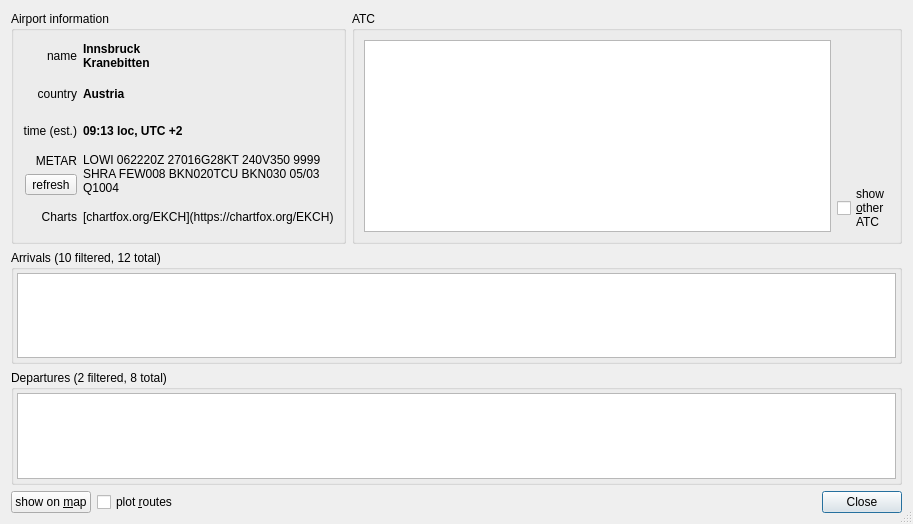
Qt form src/AirportDetails.ui (qutescoop/qutescoop) before a commit.
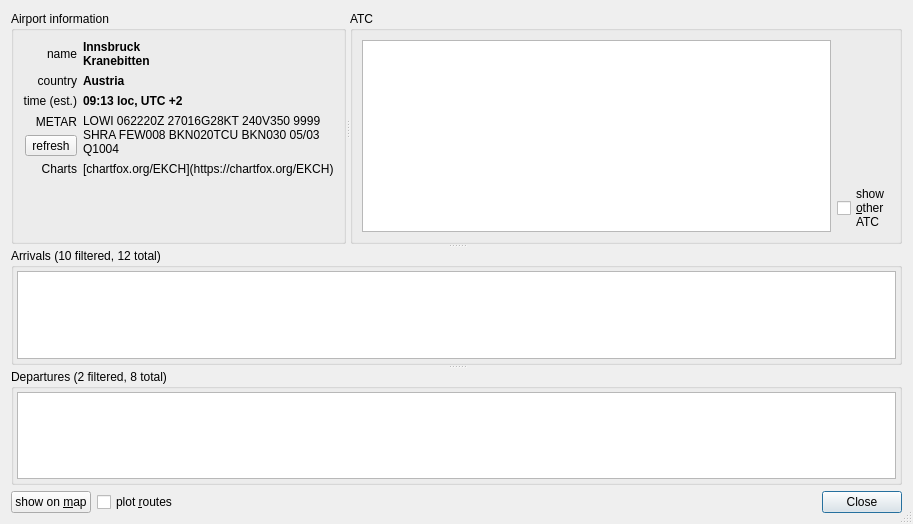
The same form after that commit. Icons and pictures are not drawn.

Commit message:
[FEATURE] allow to control layout of airport dialog
This adds splitters between all shown panels. Those allow to adjust the
size distribution or hide of the panels.

The edit to the form file:
```diff
--- a/src/AirportDetails.ui
+++ b/src/AirportDetails.ui
@@ -22,8 +22,14 @@
   </property>
   <layout class="QVBoxLayout" name="_2">
    <item>
-    <layout class="QHBoxLayout" name="horizontalLayout">
-     <item>
+    <widget class="QSplitter" name="splitter_2">
+     <property name="orientation">
+      <enum>Qt::Vertical</enum>
+     </property>
+     <widget class="QSplitter" name="splitter">
+      <property name="orientation">
+       <enum>Qt::Horizontal</enum>
+      </property>
       <widget class="QGroupBox" name="groupBoxInfo">
        <property name="title">
         <string>Airport information</string>
@@ -31,7 +37,7 @@
        <property name="alignment">
         <set>Qt::AlignLeading|Qt::AlignLeft|Qt::AlignTop</set>
        </property>
-       <layout class="QGridLayout" name="gridLayout" columnstretch="0,0">
+       <layout class="QGridLayout" name="gridLayout" columnstretch="0,1">
         <item row="1" column="1">
          <widget class="QLabel" name="lblCountry">
           <property name="font">
@@ -44,50 +50,6 @@
           </property>
          </widget>
         </item>
-        <item row="2" column="1">
-         <widget class="QLabel" name="lblTime">
-          <property name="font">
-           <font>
-            <bold>true</bold>
-           </font>
-          </property>
-          <property name="toolTip">
-           <string>local time simply estimated by longitude</string>
-          </property>
-          <property name="text">
-           <string>09:13 loc, UTC +2</string>
-          </property>
-         </widget>
-        </item>
-        <item row="0" column="0">
-         <widget class="QLabel" name="label_4">
-          <property name="autoFillBackground">
-           <bool>false</bool>
-          </property>
-          <property name="text">
-           <string>name</string>
-          </property>
-          <property name="alignment">
-           <set>Qt::AlignRight|Qt::AlignTrailing|Qt::AlignVCenter</set>
-          </property>
-         </widget>
-        </item>
-        <item row="3" column="1">
-         <widget class="QLabel" name="lblMetar">
-          <property name="text">
-           <string>LOWI 062220Z 27016G28KT 240V350 9999 SHRA FEW008 BKN020TCU BKN030 05/03 Q1004</string>
-          </property>
-          <property name="alignment">
-           <set>Qt::AlignLeading|Qt::AlignLeft|Qt::AlignTop</set>
-          </property>
-          <property name="wordWrap">
-           <bool>true</bool>
-          </property>
-          <property name="textInteractionFlags">
-           <set>Qt::LinksAccessibleByMouse|Qt::TextSelectableByMouse</set>
-          </property>
-         </widget>
-        </item>
         <item row="4" column="1">
          <widget class="QLabel" name="lblCharts">
           <property name="text">
@@ -101,6 +63,47 @@
           </property>
          </widget>
         </item>
+        <item row="3" column="1">
+         <widget class="QLabel" name="lblMetar">
+          <property name="text">
+           <string>LOWI 062220Z 27016G28KT 240V350 9999 SHRA FEW008 BKN020TCU BKN030 05/03 Q1004</string>
+          </property>
+          <property name="alignment">
+           <set>Qt::AlignLeading|Qt::AlignLeft|Qt::AlignTop</set>
+          </property>
+          <property name="wordWrap">
+           <bool>true</bool>
+          </property>
+          <property name="textInteractionFlags">
+           <set>Qt::LinksAccessibleByMouse|Qt::TextSelectableByMouse</set>
+          </property>
+         </widget>
+        </item>
+        <item row="2" column="1">
+         <widget class="QLabel" name="lblTime">
+          <property name="font">
+           <font>
+            <bold>true</bold>
+           </font>
+          </property>
+          <property name="toolTip">
+           <string>local time simply estimated by longitude</string>
+          </property>
+          <property name="text">
+           <string>09:13 loc, UTC +2</string>
+          </property>
+         </widget>
+        </item>
+        <item row="4" column="0">
+         <widget class="QLabel" name="_lblCharts">
+          <property name="text">
+           <string>Charts</string>
+          </property>
+          <property name="alignment">
+           <set>Qt::AlignRight|Qt::AlignTrailing|Qt::AlignVCenter</set>
+          </property>
+         </widget>
+        </item>
         <item row="3" column="0">
          <widget class="QWidget" name="verticalWidgetMetar" native="true">
           <layout class="QVBoxLayout" name="verticalLayoutMetar">
@@ -153,29 +156,6 @@
           </layout>
          </widget>
         </item>
-        <item row="4" column="0">
-         <widget class="QLabel" name="_lblCharts">
-          <property name="text">
-           <string>Charts</string>
-          </property>
-          <property name="alignment">
-           <set>Qt::AlignRight|Qt::AlignTrailing|Qt::AlignVCenter</set>
-          </property>
-         </widget>
-        </item>
-        <item row="2" column="0">
-         <widget class="QLabel" name="label_6">
-          <property name="toolTip">
-           <string>local time simply estimated by longitude</string>
-          </property>
-          <property name="text">
-           <string>time (est.)</string>
-          </property>
-          <property name="alignment">
-           <set>Qt::AlignRight|Qt::AlignTrailing|Qt::AlignVCenter</set>
-          </property>
-         </widget>
-        </item>
         <item row="1" column="0">
          <widget class="QLabel" name="label_5">
           <property name="text">
@@ -199,10 +179,47 @@
           </property>
          </widget>
         </item>
+        <item row="0" column="0">
+         <widget class="QLabel" name="label_4">
+          <property name="autoFillBackground">
+           <bool>false</bool>
+          </property>
+          <property name="text">
+           <string>name</string>
+          </property>
+          <property name="alignment">
+           <set>Qt::AlignRight|Qt::AlignTrailing|Qt::AlignVCenter</set>
+          </property>
+         </widget>
+        </item>
+        <item row="2" column="0">
+         <widget class="QLabel" name="label_6">
+          <property name="toolTip">
+           <string>local time simply estimated by longitude</string>
+          </property>
+          <property name="text">
+           <string>time (est.)</string>
+          </property>
+          <property name="alignment">
+           <set>Qt::AlignRight|Qt::AlignTrailing|Qt::AlignVCenter</set>
+          </property>
+         </widget>
+        </item>
+        <item row="5" column="0">
+         <spacer name="verticalSpacer">
+          <property name="orientation">
+           <enum>Qt::Vertical</enum>
+          </property>
+          <property name="sizeHint" stdset="0">
+           <size>
+            <width>20</width>
+            <height>40</height>
+           </size>
+          </property>
+         </spacer>
+        </item>
        </layout>
       </widget>
-     </item>
-     <item>
       <widget class="QGroupBox" name="groupBoxAtc">
        <property name="sizePolicy">
         <sizepolicy hsizetype="Preferred" vsizetype="Minimum">
@@ -279,10 +296,7 @@
         </item>
        </layout>
       </widget>
-     </item>
-    </layout>
-   </item>
-   <item>
+     </widget>
     <widget class="QGroupBox" name="groupBoxArrivals">
      <property name="toolTip">
       <string>numbers reflect the Preferences/Display (airports)/traffic visualization settings</string>
@@ -327,8 +341,6 @@
       </item>
      </layout>
     </widget>
-   </item>
-   <item>
     <widget class="QGroupBox" name="groupBoxDepartures">
      <property name="toolTip">
       <string>numbers reflect the Preferences/Display (airports)/traffic visualization settings</string>
@@ -372,6 +384,7 @@
        </widget>
       </item>
      </layout>
+     </widget>
     </widget>
    </item>
    <item>
```
Left out of the diff: 2 changed lines with no effect on the pictures. Lines whose indentation alone changed are shown as unchanged.
